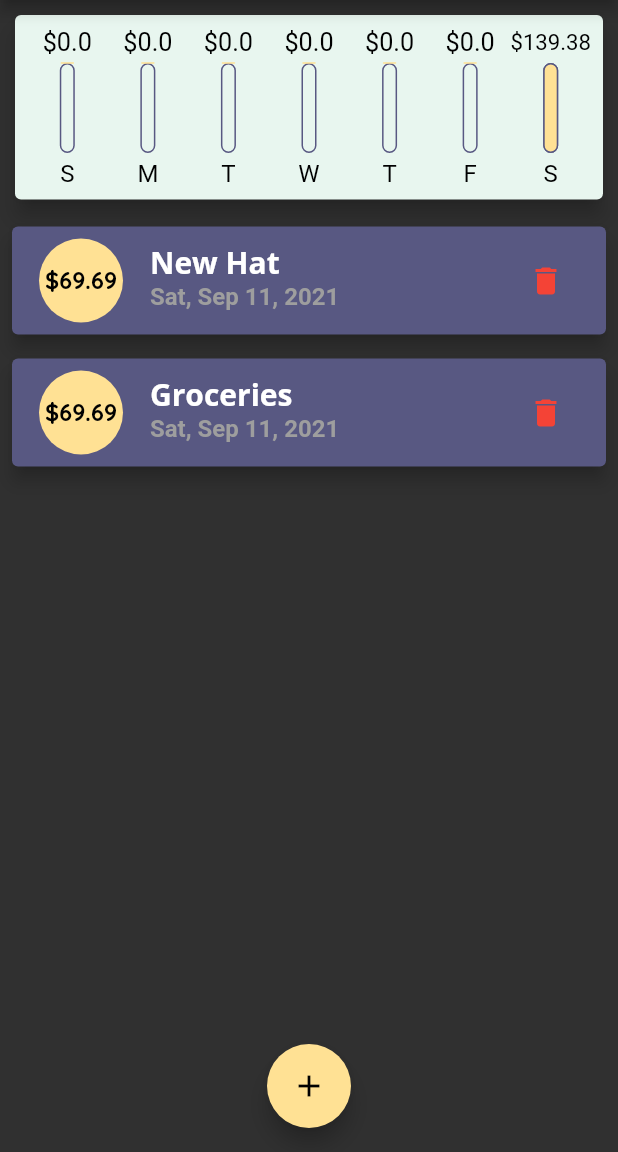
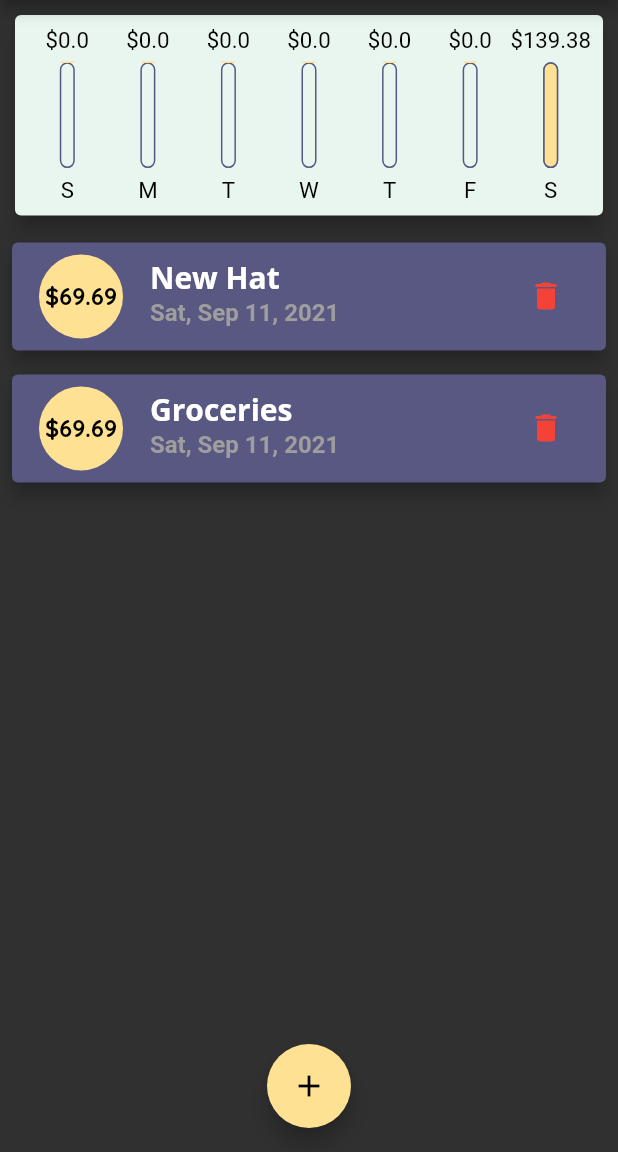
Before and after one commit to MostafaAE/personal_expenses_flutter, a Flutter app: the screen it shows after launch, after a tap on the "delete" icon, on a phone screen of 412 x 824 dp, the part 84-1236 px from its top. Run offline on Flutter 3.47's test engine with Material 2 defaults, Android fonts, the phone set to English and light mode, and no system bars; our stand-ins replace rflutter_alert.

Commit message:
making chart & transaction list adaptive

```diff
--- a/lib/home.dart
+++ b/lib/home.dart
@@ -63,8 +63,7 @@
 
   @override
   Widget build(BuildContext context) {
-    return Scaffold(
-      appBar: AppBar(
+    final appBar = AppBar(
       title: Text('Expenses Planner'),
       actions: [
         IconButton(
@@ -74,22 +73,30 @@
           onPressed: _startAddNewTransaction,
         ),
       ],
-      ),
-      body: SingleChildScrollView(
-        child: Column(
+    );
+    return Scaffold(
+      appBar: appBar,
+      body: Column(
         crossAxisAlignment: CrossAxisAlignment.stretch,
         children: [
-            Chart(_recentTransactions),
-            Column(
-              children: [
-                TransactionList(
+          Container(
+            height: (MediaQuery.of(context).size.height -
+                    appBar.preferredSize.height -
+                    MediaQuery.of(context).padding.top) *
+                0.2,
+            child: Chart(_recentTransactions),
+          ),
+          Container(
+            height: (MediaQuery.of(context).size.height -
+                    appBar.preferredSize.height -
+                    MediaQuery.of(context).padding.top) *
+                0.7,
+            child: TransactionList(
               userTransactions: _userTransactions,
               deleteTransaction: _deleteTransaction,
             ),
-              ],
           ),
         ],
-        ),
       ),
       floatingActionButtonLocation: FloatingActionButtonLocation.centerFloat,
       floatingActionButton: FloatingActionButton(
--- a/lib/main.dart
+++ b/lib/main.dart
@@ -1,9 +1,15 @@
 import 'package:flutter/material.dart';
+import 'package:flutter/services.dart';
 
 import './utilities/constants.dart';
 import 'home.dart';
 
-void main() => runApp(PersonalExpenses());
+void main() {
+  WidgetsFlutterBinding.ensureInitialized();
+  SystemChrome.setPreferredOrientations(
+      [DeviceOrientation.portraitUp, DeviceOrientation.portraitDown]);
+  runApp(PersonalExpenses());
+}
 
 class PersonalExpenses extends StatelessWidget {
   @override
--- a/lib/widgets/char_bar.dart
+++ b/lib/widgets/char_bar.dart
@@ -14,10 +14,11 @@
 
   @override
   Widget build(BuildContext context) {
+    return LayoutBuilder(builder: (ctx, constraints) {
       return Column(
         children: [
           Container(
-          height: 20,
+            height: constraints.maxHeight * 0.15,
             child: FittedBox(
               child: Text(
                 '\$$spendingAmount',
@@ -26,10 +27,10 @@
             ),
           ),
           SizedBox(
-          height: 4,
+            height: constraints.maxHeight * 0.05,
           ),
           Container(
-          height: 60,
+            height: constraints.maxHeight * 0.6,
             width: 10,
             child: Stack(
               children: [
@@ -64,13 +65,19 @@
             ),
           ),
           SizedBox(
-          height: 4,
+            height: constraints.maxHeight * 0.05,
           ),
-        Text(
+          Container(
+            height: constraints.maxHeight * 0.15,
+            child: FittedBox(
+              child: Text(
                 label,
                 style: kChartBarStyle,
               ),
+            ),
+          ),
         ],
       );
+    });
   }
 }
--- a/lib/widgets/transaction_list.dart
+++ b/lib/widgets/transaction_list.dart
@@ -11,9 +11,7 @@
       {required this.userTransactions, required this.deleteTransaction});
   @override
   Widget build(BuildContext context) {
-    return Container(
-      height: 600,
-      child: userTransactions.isEmpty
+    return userTransactions.isEmpty
         ? Column(
             children: [
               Text(
@@ -78,7 +76,6 @@
               );
             },
             itemCount: userTransactions.length,
-            ),
           );
   }
 }
```
Lines whose indentation alone changed are shown as unchanged.
